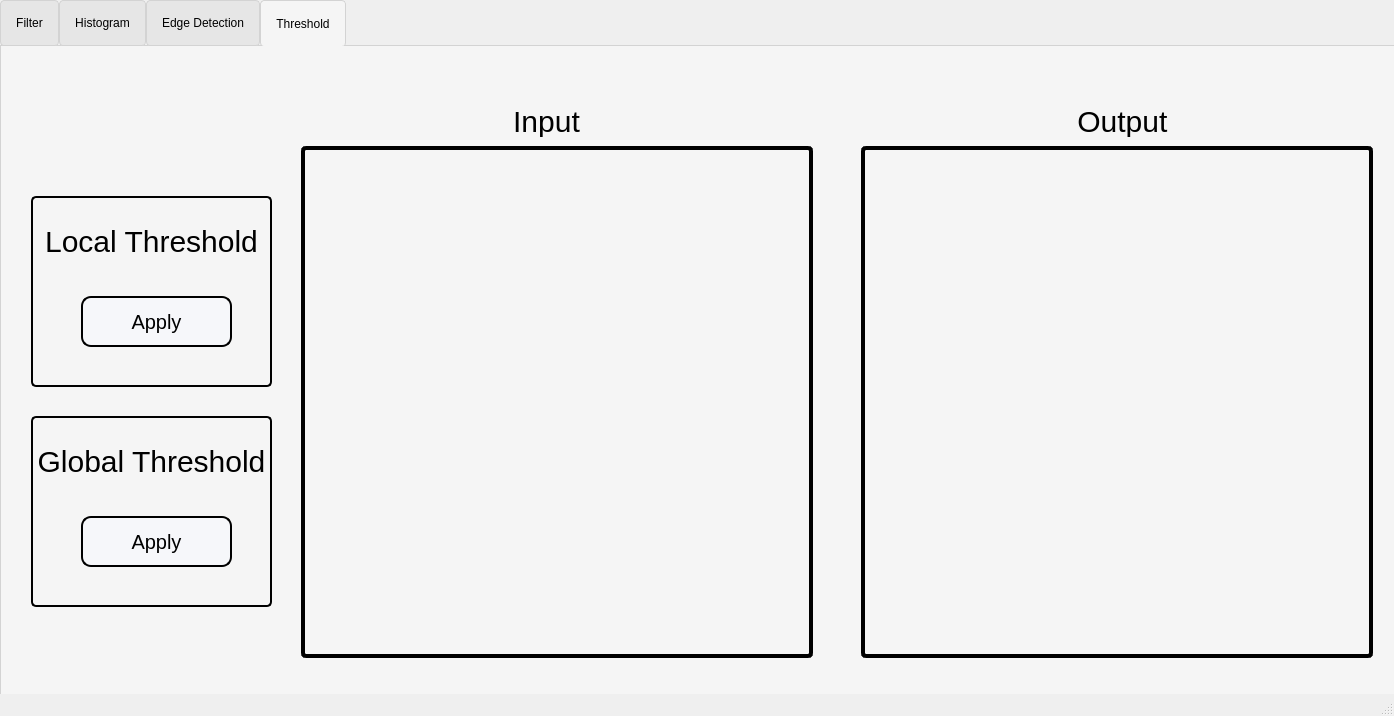
The window that QT_GUI_TASK_1/mainwindow.ui (Dinahussam/Impro-App) describes before a commit, drawn with Qt 5.
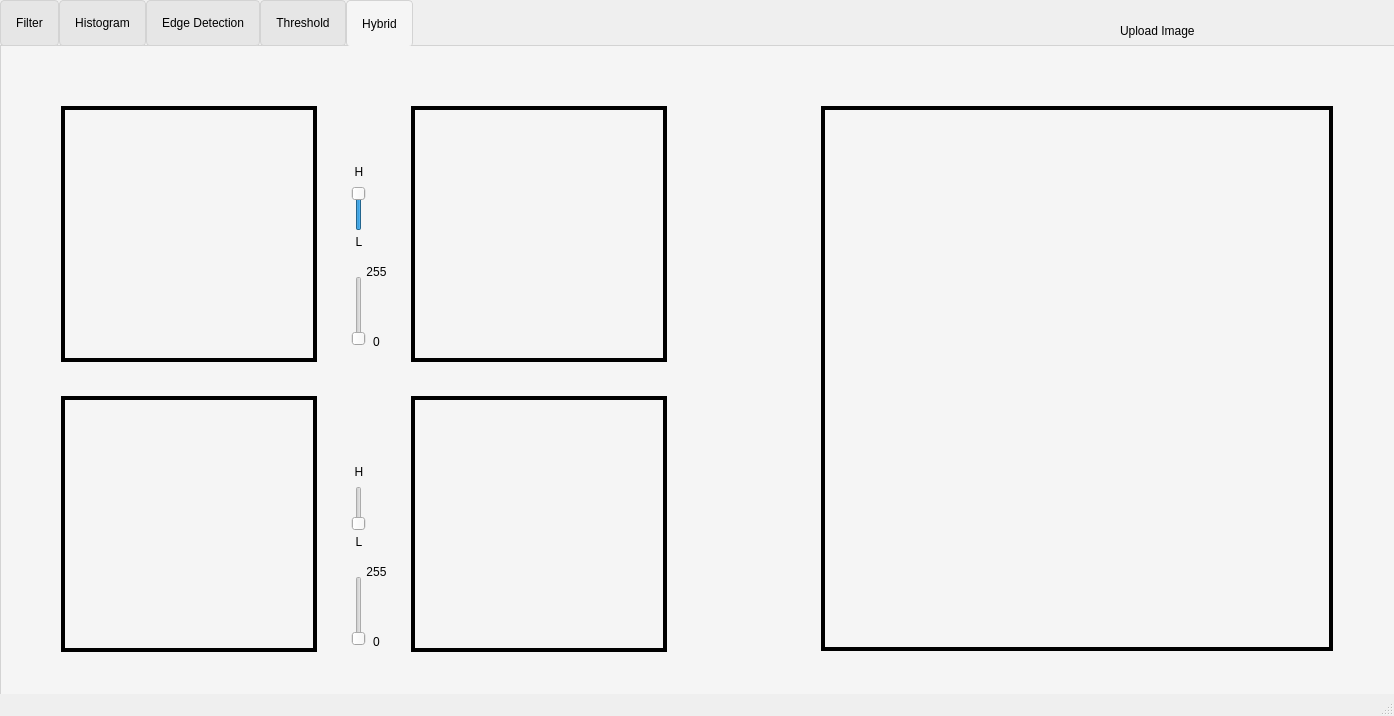
The same window after the commit. The open tabs and pages were chosen to show the change. Icons and pictures are not drawn.

Commit message: GUI Updates w/ including hybrid functions

Patch:
```diff
--- a/QT_GUI_TASK_1/mainwindow.ui
+++ b/QT_GUI_TASK_1/mainwindow.ui
@@ -66,6 +66,9 @@
       <height>30</height>
      </size>
     </property>
+    <property name="usesScrollButtons">
+     <bool>true</bool>
+    </property>
     <widget class="QWidget" name="FilterTab">
      <attribute name="icon">
       <iconset resource="Icons.qrc">
@@ -74,43 +77,6 @@
      <attribute name="title">
       <string>Filter</string>
      </attribute>
-     <widget class="QPushButton" name="BrowseButton">
-      <property name="geometry">
-       <rect>
-        <x>60</x>
-        <y>20</y>
-        <width>181</width>
-        <height>61</height>
-       </rect>
-      </property>
-      <property name="styleSheet">
-       <string notr="true">QPushButton{
-border: 3px solid black;
-border-radius: 10px;
-text-align: left;
-font: 900 12pt &quot;Segoe UI Black&quot;;
-}
-
-
-QPushButton:hover{
-	background-color: rgb(204, 204, 204);
-}
-</string>
-      </property>
-      <property name="text">
-       <string>Upload Image</string>
-      </property>
-      <property name="icon">
-       <iconset resource="Icons.qrc">
-        <normaloff>:/Icons/UploadIcon.png</normaloff>:/Icons/UploadIcon.png</iconset>
-      </property>
-      <property name="iconSize">
-       <size>
-        <width>50</width>
-        <height>50</height>
-       </size>
-      </property>
-     </widget>
      <widget class="QFrame" name="ImagesFrame">
       <property name="geometry">
        <rect>
@@ -1138,6 +1104,514 @@
       </widget>
      </widget>
     </widget>
+    <widget class="QWidget" name="Frequency">
+     <attribute name="icon">
+      <iconset resource="Icons.qrc">
+       <normaloff>:/Icons/hybrid.png</normaloff>:/Icons/hybrid.png</iconset>
+     </attribute>
+     <attribute name="title">
+      <string>Hybrid</string>
+     </attribute>
+     <widget class="QLabel" name="hybridInputImage1">
+      <property name="geometry">
+       <rect>
+        <x>60</x>
+        <y>60</y>
+        <width>256</width>
+        <height>256</height>
+       </rect>
+      </property>
+      <property name="styleSheet">
+       <string notr="true">border: 4px solid black;
+</string>
+      </property>
+      <property name="text">
+       <string/>
+      </property>
+      <property name="scaledContents">
+       <bool>true</bool>
+      </property>
+      <property name="alignment">
+       <set>Qt::AlignCenter</set>
+      </property>
+     </widget>
+     <widget class="QLabel" name="freqOutputImage1">
+      <property name="geometry">
+       <rect>
+        <x>410</x>
+        <y>60</y>
+        <width>256</width>
+        <height>256</height>
+       </rect>
+      </property>
+      <property name="styleSheet">
+       <string notr="true">border: 4px solid black;
+</string>
+      </property>
+      <property name="text">
+       <string/>
+      </property>
+      <property name="scaledContents">
+       <bool>true</bool>
+      </property>
+      <property name="alignment">
+       <set>Qt::AlignCenter</set>
+      </property>
+     </widget>
+     <widget class="QLabel" name="hybridInputImage2">
+      <property name="geometry">
+       <rect>
+        <x>60</x>
+        <y>350</y>
+        <width>256</width>
+        <height>256</height>
+       </rect>
+      </property>
+      <property name="styleSheet">
+       <string notr="true">border: 4px solid black;
+</string>
+      </property>
+      <property name="text">
+       <string/>
+      </property>
+      <property name="scaledContents">
+       <bool>true</bool>
+      </property>
+      <property name="alignment">
+       <set>Qt::AlignCenter</set>
+      </property>
+     </widget>
+     <widget class="QLabel" name="freqOutputImage2">
+      <property name="geometry">
+       <rect>
+        <x>410</x>
+        <y>350</y>
+        <width>256</width>
+        <height>256</height>
+       </rect>
+      </property>
+      <property name="styleSheet">
+       <string notr="true">border: 4px solid black;
+</string>
+      </property>
+      <property name="text">
+       <string/>
+      </property>
+      <property name="scaledContents">
+       <bool>true</bool>
+      </property>
+      <property name="alignment">
+       <set>Qt::AlignCenter</set>
+      </property>
+     </widget>
+     <widget class="QSlider" name="Image1FSlider">
+      <property name="geometry">
+       <rect>
+        <x>350</x>
+        <y>140</y>
+        <width>16</width>
+        <height>45</height>
+       </rect>
+      </property>
+      <property name="maximum">
+       <number>1</number>
+      </property>
+      <property name="pageStep">
+       <number>10</number>
+      </property>
+      <property name="sliderPosition">
+       <number>1</number>
+      </property>
+      <property name="orientation">
+       <enum>Qt::Vertical</enum>
+      </property>
+      <property name="tickPosition">
+       <enum>QSlider::NoTicks</enum>
+      </property>
+      <property name="tickInterval">
+       <number>0</number>
+      </property>
+     </widget>
+     <widget class="QSlider" name="Image2FSlider">
+      <property name="geometry">
+       <rect>
+        <x>350</x>
+        <y>440</y>
+        <width>16</width>
+        <height>45</height>
+       </rect>
+      </property>
+      <property name="maximum">
+       <number>1</number>
+      </property>
+      <property name="pageStep">
+       <number>10</number>
+      </property>
+      <property name="sliderPosition">
+       <number>0</number>
+      </property>
+      <property name="orientation">
+       <enum>Qt::Vertical</enum>
+      </property>
+      <property name="invertedAppearance">
+       <bool>false</bool>
+      </property>
+      <property name="tickPosition">
+       <enum>QSlider::NoTicks</enum>
+      </property>
+     </widget>
+     <widget class="QPushButton" name="UploadeImage1">
+      <property name="geometry">
+       <rect>
+        <x>330</x>
+        <y>50</y>
+        <width>61</width>
+        <height>61</height>
+       </rect>
+      </property>
+      <property name="styleSheet">
+       <string notr="true">QPushButton{
+border-radius: 25px;
+font: 900 12pt &quot;Segoe UI Black&quot;;
+}
+
+
+QPushButton:hover:!pressed{
+	background-color: qlineargradient(x1: 0.5, y1: 1, x2: 0.5, y2: 1, stop: 0 #dadbde, stop: 1 #f6f7fa);
+}</string>
+      </property>
+      <property name="text">
+       <string/>
+      </property>
+      <property name="icon">
+       <iconset resource="Icons.qrc">
+        <normaloff>:/Icons/UploadIcon.png</normaloff>:/Icons/UploadIcon.png</iconset>
+      </property>
+      <property name="iconSize">
+       <size>
+        <width>60</width>
+        <height>60</height>
+       </size>
+      </property>
+     </widget>
+     <widget class="QPushButton" name="UploadeImage2">
+      <property name="geometry">
+       <rect>
+        <x>330</x>
+        <y>350</y>
+        <width>61</width>
+        <height>61</height>
+       </rect>
+      </property>
+      <property name="styleSheet">
+       <string notr="true">QPushButton{
+border-radius: 25px;
+font: 900 12pt &quot;Segoe UI Black&quot;;
+}
+
+
+QPushButton:hover:!pressed{
+	background-color: qlineargradient(x1: 0.5, y1: 1, x2: 0.5, y2: 1, stop: 0 #dadbde, stop: 1 #f6f7fa);
+}</string>
+      </property>
+      <property name="text">
+       <string/>
+      </property>
+      <property name="icon">
+       <iconset resource="Icons.qrc">
+        <normaloff>:/Icons/UploadIcon.png</normaloff>:/Icons/UploadIcon.png</iconset>
+      </property>
+      <property name="iconSize">
+       <size>
+        <width>60</width>
+        <height>60</height>
+       </size>
+      </property>
+     </widget>
+     <widget class="QLabel" name="finalHybridImage">
+      <property name="geometry">
+       <rect>
+        <x>820</x>
+        <y>60</y>
+        <width>512</width>
+        <height>545</height>
+       </rect>
+      </property>
+      <property name="styleSheet">
+       <string notr="true">border: 4px solid black;
+</string>
+      </property>
+      <property name="text">
+       <string/>
+      </property>
+      <property name="scaledContents">
+       <bool>true</bool>
+      </property>
+      <property name="alignment">
+       <set>Qt::AlignCenter</set>
+      </property>
+     </widget>
+     <widget class="QPushButton" name="HybridButton">
+      <property name="geometry">
+       <rect>
+        <x>710</x>
+        <y>310</y>
+        <width>61</width>
+        <height>61</height>
+       </rect>
+      </property>
+      <property name="styleSheet">
+       <string notr="true">QPushButton{
+border-radius: 25px;
+font: 900 12pt &quot;Segoe UI Black&quot;;
+}
+
+QPushButton:hover:!pressed{
+	background-color: qlineargradient(x1: 0.5, y1: 1, x2: 0.5, y2: 1, stop: 0 #dadbde, stop: 1 #f6f7fa);
+}</string>
+      </property>
+      <property name="text">
+       <string/>
+      </property>
+      <property name="icon">
+       <iconset resource="Icons.qrc">
+        <normaloff>:/Icons/hybrid.png</normaloff>:/Icons/hybrid.png</iconset>
+      </property>
+      <property name="iconSize">
+       <size>
+        <width>60</width>
+        <height>60</height>
+       </size>
+      </property>
+     </widget>
+     <widget class="QSlider" name="freqOutputImage2Slider">
+      <property name="geometry">
+       <rect>
+        <x>350</x>
+        <y>530</y>
+        <width>16</width>
+        <height>70</height>
+       </rect>
+      </property>
+      <property name="maximum">
+       <number>255</number>
+      </property>
+      <property name="orientation">
+       <enum>Qt::Vertical</enum>
+      </property>
+     </widget>
+     <widget class="QSlider" name="freqOutputImage1Slider">
+      <property name="geometry">
+       <rect>
+        <x>350</x>
+        <y>230</y>
+        <width>16</width>
+        <height>70</height>
+       </rect>
+      </property>
+      <property name="orientation">
+       <enum>Qt::Vertical</enum>
+      </property>
+     </widget>
+     <widget class="QLabel" name="label_5">
+      <property name="geometry">
+       <rect>
+        <x>350</x>
+        <y>110</y>
+        <width>16</width>
+        <height>31</height>
+       </rect>
+      </property>
+      <property name="text">
+       <string>H</string>
+      </property>
+      <property name="alignment">
+       <set>Qt::AlignCenter</set>
+      </property>
+     </widget>
+     <widget class="QLabel" name="label_6">
+      <property name="geometry">
+       <rect>
+        <x>350</x>
+        <y>180</y>
+        <width>16</width>
+        <height>31</height>
+       </rect>
+      </property>
+      <property name="text">
+       <string>L</string>
+      </property>
+      <property name="alignment">
+       <set>Qt::AlignCenter</set>
+      </property>
+     </widget>
+     <widget class="QLabel" name="label_7">
+      <property name="geometry">
+       <rect>
+        <x>350</x>
+        <y>410</y>
+        <width>16</width>
+        <height>31</height>
+       </rect>
+      </property>
+      <property name="text">
+       <string>H</string>
+      </property>
+      <property name="alignment">
+       <set>Qt::AlignCenter</set>
+      </property>
+     </widget>
+     <widget class="QLabel" name="label_8">
+      <property name="geometry">
+       <rect>
+        <x>350</x>
+        <y>480</y>
+        <width>16</width>
+        <height>31</height>
+       </rect>
+      </property>
+      <property name="text">
+       <string>L</string>
+      </property>
+      <property name="alignment">
+       <set>Qt::AlignCenter</set>
+      </property>
+     </widget>
+     <widget class="QLabel" name="label_9">
+      <property name="geometry">
+       <rect>
+        <x>360</x>
+        <y>510</y>
+        <width>31</width>
+        <height>31</height>
+       </rect>
+      </property>
+      <property name="text">
+       <string>255</string>
+      </property>
+      <property name="alignment">
+       <set>Qt::AlignCenter</set>
+      </property>
+     </widget>
+     <widget class="QLabel" name="label_10">
+      <property name="geometry">
+       <rect>
+        <x>360</x>
+        <y>580</y>
+        <width>31</width>
+        <height>31</height>
+       </rect>
+      </property>
+      <property name="text">
+       <string>0</string>
+      </property>
+      <property name="alignment">
+       <set>Qt::AlignCenter</set>
+      </property>
+     </widget>
+     <widget class="QLabel" name="label_11">
+      <property name="geometry">
+       <rect>
+        <x>360</x>
+        <y>280</y>
+        <width>31</width>
+        <height>31</height>
+       </rect>
+      </property>
+      <property name="text">
+       <string>0</string>
+      </property>
+      <property name="alignment">
+       <set>Qt::AlignCenter</set>
+      </property>
+     </widget>
+     <widget class="QLabel" name="label_12">
+      <property name="geometry">
+       <rect>
+        <x>360</x>
+        <y>210</y>
+        <width>31</width>
+        <height>31</height>
+       </rect>
+      </property>
+      <property name="text">
+       <string>255</string>
+      </property>
+      <property name="alignment">
+       <set>Qt::AlignCenter</set>
+      </property>
+     </widget>
+    </widget>
+   </widget>
+   <widget class="QPushButton" name="BrowseButton">
+    <property name="geometry">
+     <rect>
+      <x>1120</x>
+      <y>0</y>
+      <width>181</width>
+      <height>61</height>
+     </rect>
+    </property>
+    <property name="styleSheet">
+     <string notr="true">QPushButton{
+border-radius: 10px;
+text-align: left;
+font: 900 12pt &quot;Segoe UI Black&quot;;
+}
+
+
+QPushButton:hover:!pressed{
+	background-color: qlineargradient(x1: 0.5, y1: 1, x2: 0.5, y2: 1, stop: 0 #dadbde, stop: 1 #f6f7fa);
+}
+</string>
+    </property>
+    <property name="text">
+     <string>Upload Image</string>
+    </property>
+    <property name="icon">
+     <iconset resource="Icons.qrc">
+      <normaloff>:/Icons/UploadIcon.png</normaloff>:/Icons/UploadIcon.png</iconset>
+    </property>
+    <property name="iconSize">
+     <size>
+      <width>50</width>
+      <height>50</height>
+     </size>
+    </property>
+   </widget>
+   <widget class="QPushButton" name="pushButton">
+    <property name="geometry">
+     <rect>
+      <x>1300</x>
+      <y>0</y>
+      <width>71</width>
+      <height>61</height>
+     </rect>
+    </property>
+    <property name="styleSheet">
+     <string notr="true">QPushButton{
+border-radius: 10px;
+font: 900 12pt &quot;Segoe UI Black&quot;;
+}
+
+
+QPushButton:hover:!pressed{
+	background-color: qlineargradient(x1: 0.5, y1: 1, x2: 0.5, y2: 1, stop: 0 #dadbde, stop: 1 #f6f7fa);
+}</string>
+    </property>
+    <property name="text">
+     <string/>
+    </property>
+    <property name="icon">
+     <iconset resource="Icons.qrc">
+      <normaloff>:/Icons/close.png</normaloff>:/Icons/close.png</iconset>
+    </property>
+    <property name="iconSize">
+     <size>
+      <width>25</width>
+      <height>25</height>
+     </size>
+    </property>
    </widget>
   </widget>
   <widget class="QStatusBar" name="statusbar"/>
```
The commit also changes 7 other files.
